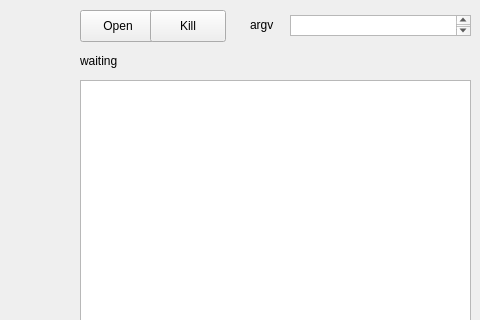
Above: Visualizer/visualizer.ui from xeno14/GPIOVisualizer before the change; both pictures show x 320 to 800 and y 0 to 320 of the 800 by 600 pixel window. Below: the same form after it.
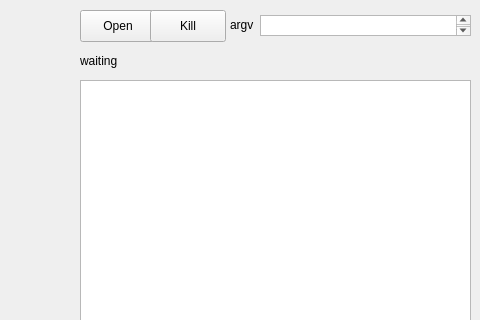
That is the form after the change.

Commit message: split argv

```diff
--- a/Visualizer/visualizer.ui
+++ b/Visualizer/visualizer.ui
@@ -64,9 +64,9 @@
    <widget class="QPlainTextEdit" name="argvTextEdit">
     <property name="geometry">
      <rect>
-      <x>610</x>
+      <x>580</x>
       <y>15</y>
-      <width>181</width>
+      <width>211</width>
       <height>21</height>
      </rect>
     </property>
@@ -74,7 +74,7 @@
    <widget class="QLabel" name="label_2">
     <property name="geometry">
      <rect>
-      <x>570</x>
+      <x>550</x>
       <y>15</y>
       <width>31</width>
       <height>20</height>
```
The commit also changes 2 other files.
